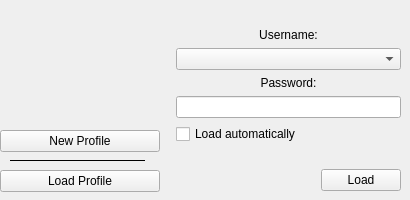
First picture: the form in src/loginscreen.ui, repository qTox/qTox, before the edit.
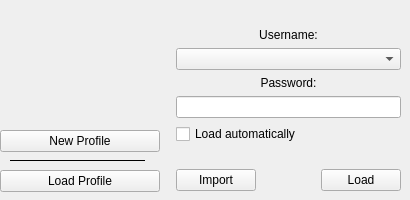
Second picture: the form after the edit. The open tabs and pages were chosen to show the change. Icons and pictures are not drawn.

Commit message:
feat(importProfile): Add way to import profile
close  #1872
change based on pr #2140 by @agilob

The edit to the form file:
```diff
--- a/src/loginscreen.ui
+++ b/src/loginscreen.ui
@@ -333,6 +333,13 @@
          </item>
          <item>
           <layout class="QHBoxLayout" name="horizontalLayout_6">
+           <item>
+            <widget class="QPushButton" name="importButton">
+             <property name="text">
+              <string>Import</string>
+             </property>
+            </widget>
+           </item>
            <item>
             <spacer name="horizontalSpacer_2">
              <property name="orientation">
```
Left out of the diff: 2 changed lines with no effect on the pictures. The commit also changes 6 other files.
